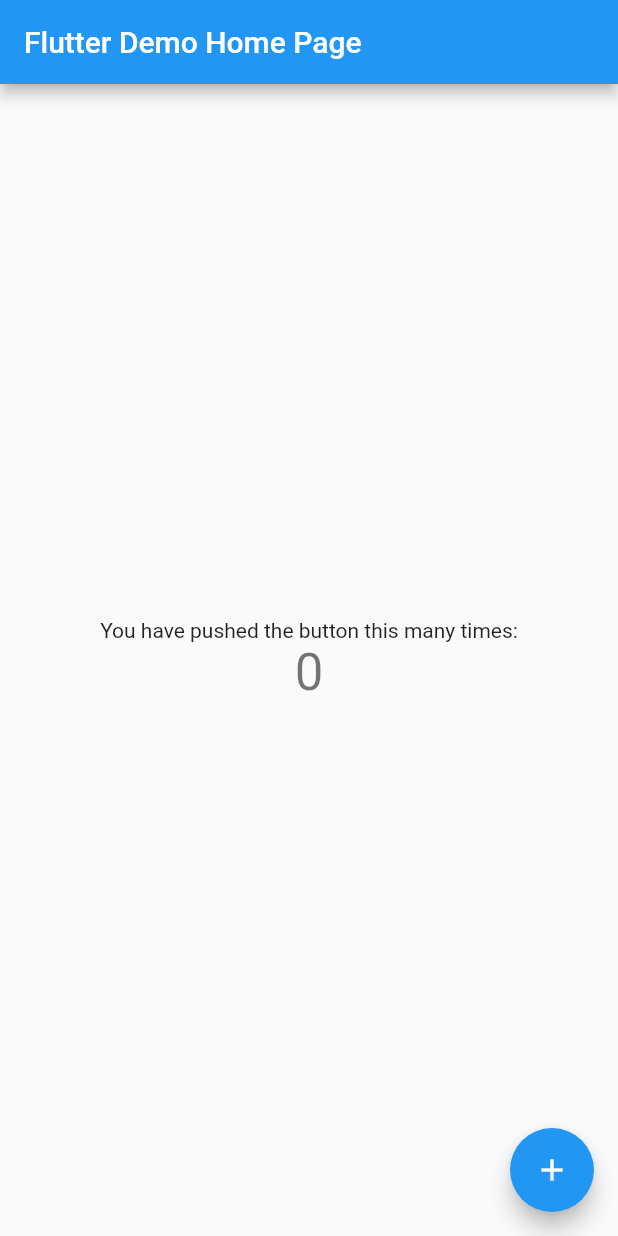
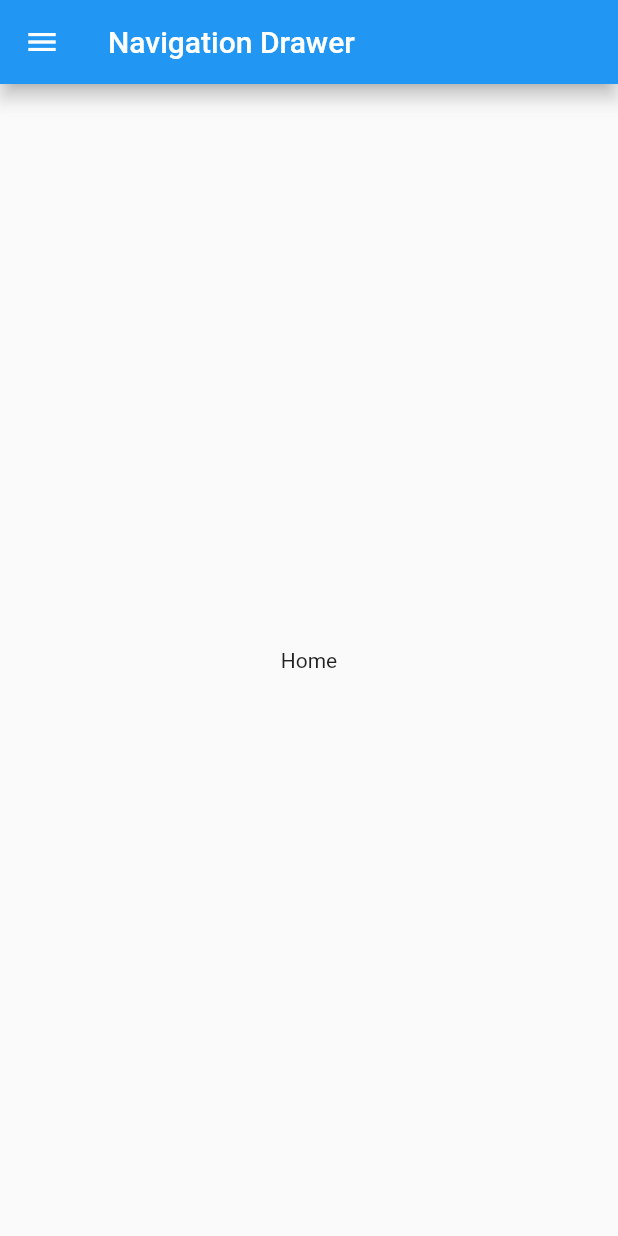
Before and after one commit to atul000/flutter-navigation_drawer, a Flutter app: the screen it shows after launch, on a phone screen of 412 x 824 dp. Run offline on Flutter 3.47's test engine with Material 2 defaults, Android fonts, the phone set to English and light mode, and no system bars.

Commit message:
version 1

```diff
--- a/lib/main.dart
+++ b/lib/main.dart
@@ -1,111 +1,32 @@
+import 'package:flutter/foundation.dart';
 import 'package:flutter/material.dart';
 
 void main() => runApp(MyApp());
 
 class MyApp extends StatelessWidget {
-  // This widget is the root of your application.
   @override
   Widget build(BuildContext context) {
-    return MaterialApp(
-      title: 'Flutter Demo',
-      theme: ThemeData(
-        // This is the theme of your application.
-        //
-        // Try running your application with "flutter run". You'll see the
-        // application has a blue toolbar. Then, without quitting the app, try
-        // changing the primarySwatch below to Colors.green and then invoke
-        // "hot reload" (press "r" in the console where you ran "flutter run",
-        // or simply save your changes to "hot reload" in a Flutter IDE).
-        // Notice that the counter didn't reset back to zero; the application
-        // is not restarted.
-        primarySwatch: Colors.blue,
-      ),
-      home: MyHomePage(title: 'Flutter Demo Home Page'),
+    return new MaterialApp(
+      theme: new ThemeData(primarySwatch: Colors.blue),
+      home: new HomePage(),
     );
   }
 }
 
-class MyHomePage extends StatefulWidget {
-  MyHomePage({Key key, this.title}) : super(key: key);
-
-  // This widget is the home page of your application. It is stateful, meaning
-  // that it has a State object (defined below) that contains fields that affect
-  // how it looks.
-
-  // This class is the configuration for the state. It holds the values (in this
-  // case the title) provided by the parent (in this case the App widget) and
-  // used by the build method of the State. Fields in a Widget subclass are
-  // always marked "final".
-
-  final String title;
-
-  @override
-  _MyHomePageState createState() => _MyHomePageState();
-}
-
-class _MyHomePageState extends State<MyHomePage> {
-  int _counter = 0;
-
-  void _incrementCounter() {
-    setState(() {
-      // This call to setState tells the Flutter framework that something has
-      // changed in this State, which causes it to rerun the build method below
-      // so that the display can reflect the updated values. If we changed
-      // _counter without calling setState(), then the build method would not be
-      // called again, and so nothing would appear to happen.
-      _counter++;
-    });
-  }
-
+class HomePage extends StatelessWidget {
   @override
   Widget build(BuildContext context) {
-    // This method is rerun every time setState is called, for instance as done
-    // by the _incrementCounter method above.
-    //
-    // The Flutter framework has been optimized to make rerunning build methods
-    // fast, so that you can just rebuild anything that needs updating rather
-    // than having to individually change instances of widgets.
-    return Scaffold(
-      appBar: AppBar(
-        // Here we take the value from the MyHomePage object that was created by
-        // the App.build method, and use it to set our appbar title.
-        title: Text(widget.title),
+    return new Scaffold(
+      appBar: new AppBar(
+        title: new Text("Navigation Drawer"),
+        elevation: defaultTargetPlatform == TargetPlatform.android ? 5.0 : 2.0,
       ),
-      body: Center(
-        // Center is a layout widget. It takes a single child and positions it
-        // in the middle of the parent.
-        child: Column(
-          // Column is also a layout widget. It takes a list of children and
-          // arranges them vertically. By default, it sizes itself to fit its
-          // children horizontally, and tries to be as tall as its parent.
-          //
-          // Invoke "debug painting" (press "p" in the console, choose the
-          // "Toggle Debug Paint" action from the Flutter Inspector in Android
-          // Studio, or the "Toggle Debug Paint" command in Visual Studio Code)
-          // to see the wireframe for each widget.
-          //
-          // Column has various properties to control how it sizes itself and
-          // how it positions its children. Here we use mainAxisAlignment to
-          // center the children vertically; the main axis here is the vertical
-          // axis because Columns are vertical (the cross axis would be
-          // horizontal).
-          mainAxisAlignment: MainAxisAlignment.center,
-          children: <Widget>[
-            Text(
-              'You have pushed the button this many times:',
-            ),
-            Text(
-              '$_counter',
-              style: Theme.of(context).textTheme.display1,
-            ),
-          ],
+      drawer: new Drawer(),
+      body: new Container(
+        child: new Center(
+          child: new Text("Home"),
         ),
       ),
-      floatingActionButton: FloatingActionButton(
-        onPressed: _incrementCounter,
-        tooltip: 'Increment',
-        child: Icon(Icons.add),
-      ), // This trailing comma makes auto-formatting nicer for build methods.
     );
   }
 }
```
